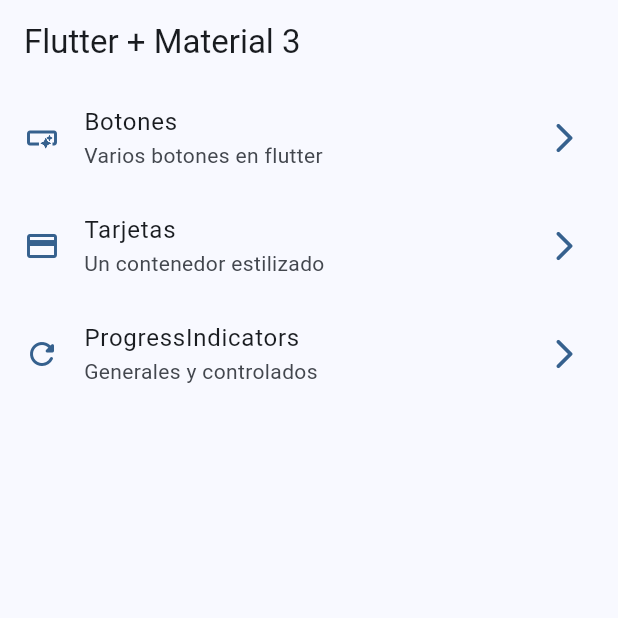
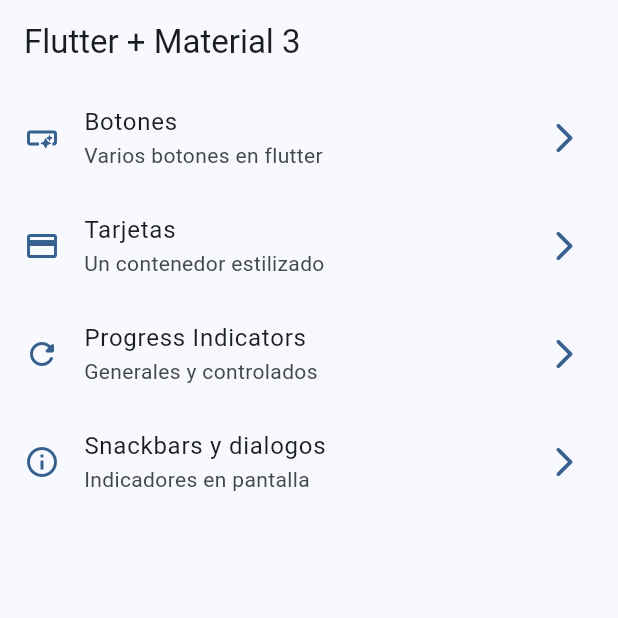
Before and after one commit to vhalvarez/widgets_app_flutter, a Flutter app: the screen it shows after launch, on a phone screen of 412 x 824 dp, the top half of it. Run offline on Flutter 3.47's test engine with Material 3 defaults, Android fonts, the phone set to English and light mode, and no system bars; our stand-ins replace go_router.

Commit message:
snackbars dialogs terminado

```diff
--- a/lib/config/menu/menu_items.dart
+++ b/lib/config/menu/menu_items.dart
@@ -25,8 +25,13 @@ const appMenuItems = <MenuItem>[
       link: '/cards',
       icon: Icons.credit_card),
   MenuItem(
-      title: 'ProgressIndicators',
+      title: 'Progress Indicators',
       subTitled: 'Generales y controlados',
       link: '/progress',
       icon: Icons.refresh_rounded),
+       MenuItem(
+      title: 'Snackbars y dialogos',
+      subTitled: 'Indicadores en pantalla',
+      link: '/snackbar',
+      icon: Icons.info_outline),
 ];
--- a/lib/config/router/app_router.dart
+++ b/lib/config/router/app_router.dart
@@ -24,5 +24,10 @@ final appRouter = GoRouter(
       name: ProgressScreen.name,
       builder: (context, state) => const ProgressScreen(),
     ),
+    GoRoute(
+      path: '/snackbar',
+      name: SnackbarScreen.name,
+      builder: (context, state) => const SnackbarScreen(),
+    ),
   ],
 );
--- a/lib/main.dart
+++ b/lib/main.dart
@@ -12,6 +12,7 @@ class MainApp extends StatelessWidget {
   @override
   Widget build(BuildContext context) {
     return MaterialApp.router(
+        title: 'Flutter Widgets',
       routerConfig: appRouter,
       debugShowCheckedModeBanner: false,
       theme: AppTheme(selectedColor: 0).getTheme(),
```
Also changed, not shown: lib/presentation/screens/snackbar/snackbar_screen.dart (+60 -1 lines).
